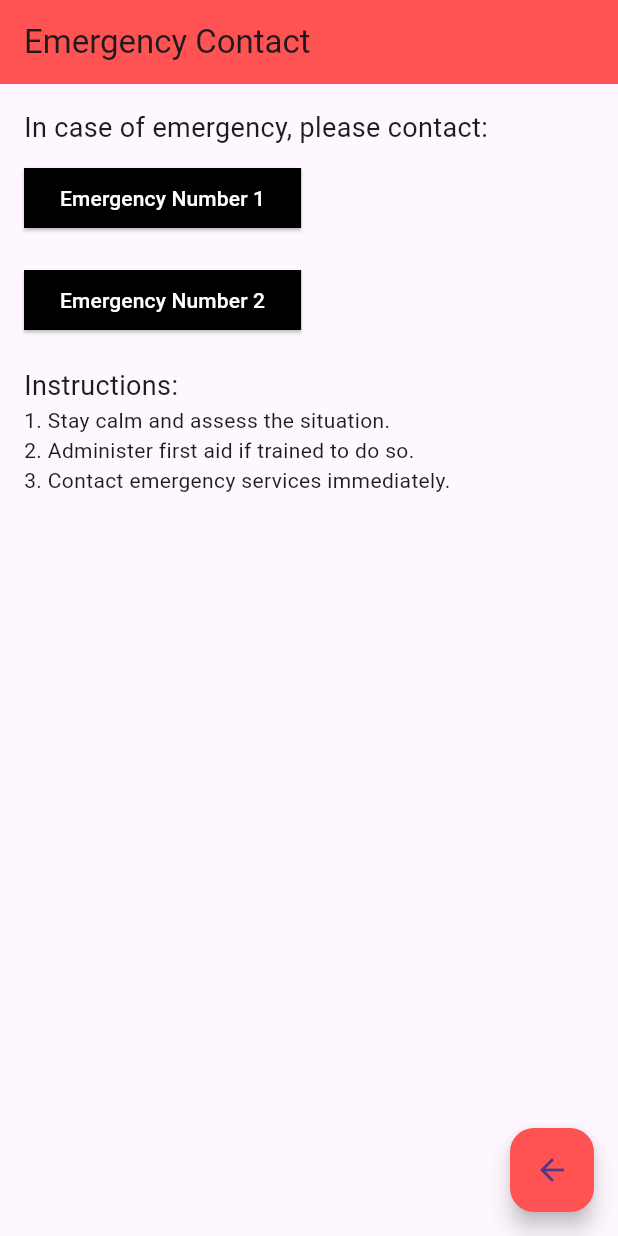
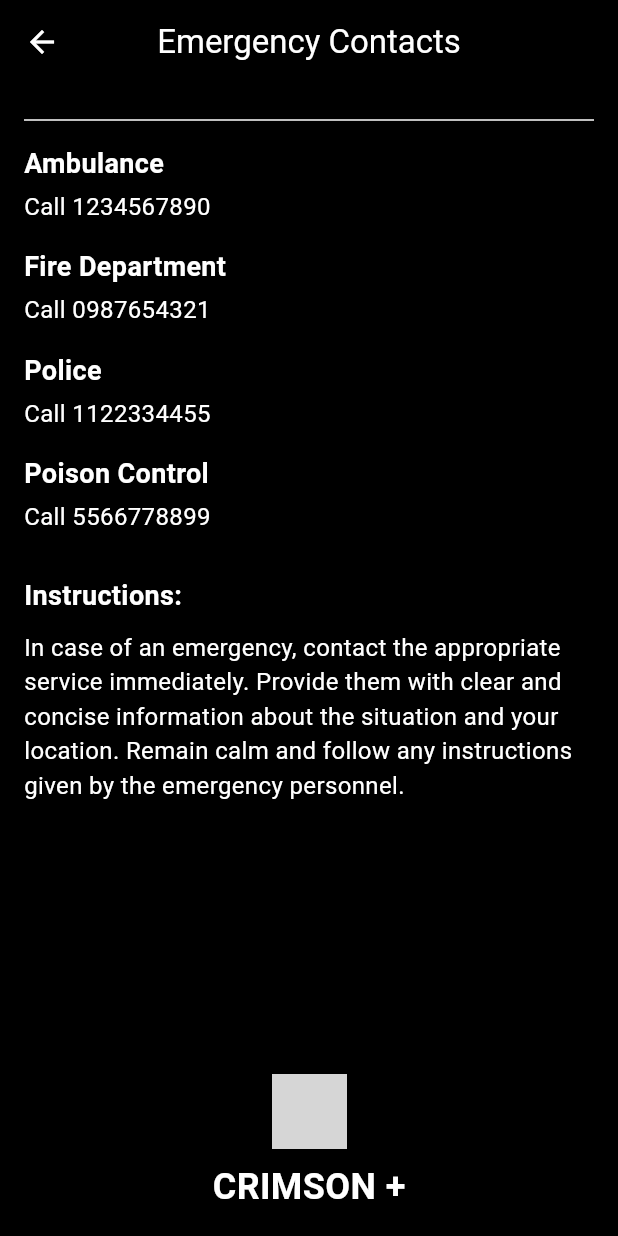
Before and after one commit to NadilDeSilva05/Crimson, a Flutter app: the screen it shows after launch, on a phone screen of 412 x 824 dp. Run offline on Flutter 3.47's test engine with Material 3 defaults, Android fonts, the phone set to English and light mode, and no system bars; our stand-ins replace device_preview; grey boxes are pictures that could not be loaded.

Commit message:
update EmergencyContact UI 3

```diff
--- a/lib/EmergencyContacts/EmergencyContacts.dart
+++ b/lib/EmergencyContacts/EmergencyContacts.dart
@@ -1,84 +1,104 @@
+// ignore_for_file: file_names
+
 import 'package:flutter/material.dart';
 
 class EmergencyContact extends StatelessWidget {
-  const EmergencyContact({Key? key});
+  const EmergencyContact({super.key});
+
+  @override
+  Widget build(BuildContext context) {
+    return MaterialApp(
+      title: 'Crimson+',
+      theme: ThemeData(
+        primarySwatch: Colors.red,
+        scaffoldBackgroundColor: Colors.black,
+      ),
+      home: const EmergencyContactScreen(),
+    );
+  }
+}
+
+class EmergencyContactScreen extends StatelessWidget {
+  const EmergencyContactScreen({super.key});
 
   @override
   Widget build(BuildContext context) {
     return Scaffold(
       appBar: AppBar(
-        title: const Text('Emergency Contact'),
-        backgroundColor: Colors.redAccent, // Set app bar color
+        backgroundColor: Colors.black,
+        leading: IconButton(
+          icon: const Icon(Icons.arrow_back, color: Colors.white),
+          onPressed: () {
+            // Add back button functionality here
+          },
+        ),
+        title: const Text('Emergency Contacts',
+            style: TextStyle(color: Colors.white)),
+        centerTitle: true,
       ),
       body: Padding(
         padding: const EdgeInsets.all(16.0),
         child: Column(
           crossAxisAlignment: CrossAxisAlignment.start,
           children: [
-            const Text(
-              'In case of emergency, please contact:',
-              style: TextStyle(fontSize: 18),
-            ),
-            const SizedBox(height: 10),
-            ElevatedButton(
-              onPressed: () {
-                // Add functionality to call emergency contact number
-              },
-              style: ElevatedButton.styleFrom(
-                backgroundColor:
-                    Colors.black, // Set button background color to black
-                shape: RoundedRectangleBorder(
-                  borderRadius: BorderRadius.circular(0.0), // Square shape
-                ),
-              ),
-              child: const Text(
-                'Emergency Number 1',
-                style:
-                    TextStyle(color: Colors.white), // Set text color to white
-              ),
-            ),
-            const SizedBox(height: 20), // Increase the gap between buttons
-            ElevatedButton(
-              onPressed: () {
-                // Add functionality to call emergency contact number
-              },
-              style: ElevatedButton.styleFrom(
-                backgroundColor:
-                    Colors.black, // Set button background color to black
-                shape: RoundedRectangleBorder(
-                  borderRadius: BorderRadius.circular(0.0), // Square shape
-                ),
-              ),
-              child: const Text(
-                'Emergency Number 2',
-                style:
-                    TextStyle(color: Colors.white), // Set text color to white
-              ),
-            ),
+            const Divider(color: Colors.white),
+            buildEmergencyContact("Ambulance", "Call 1234567890"),
+            buildEmergencyContact("Fire Department", "Call 0987654321"),
+            buildEmergencyContact("Police", "Call 1122334455"),
+            buildEmergencyContact("Poison Control", "Call 5566778899"),
             const SizedBox(height: 20),
             const Text(
               'Instructions:',
-              style: TextStyle(fontSize: 18),
+              style: TextStyle(
+                  color: Colors.white,
+                  fontSize: 18,
+                  fontWeight: FontWeight.bold),
             ),
+            const SizedBox(height: 10),
             const Text(
-              '1. Stay calm and assess the situation.',
+              'In case of an emergency, contact the appropriate service immediately. Provide them with clear and concise information about the situation and your location. Remain calm and follow any instructions given by the emergency personnel.',
+              style: TextStyle(color: Colors.white, fontSize: 16),
             ),
-            const Text(
-              '2. Administer first aid if trained to do so.',
-            ),
-            const Text(
-              '3. Contact emergency services immediately.',
+            const Spacer(),
+            Center(
+              child: Column(
+                children: [
+                  Image.asset(
+                    'assets/logo.png', // Replace with your image asset
+                    height: 50,
+                  ),
+                  const SizedBox(height: 8),
+                  const Text('CRIMSON +',
+                      style: TextStyle(
+                          color: Colors.white,
+                          fontSize: 24,
+                          fontWeight: FontWeight.bold)),
+                ],
+              ),
             ),
           ],
         ),
       ),
-      floatingActionButton: FloatingActionButton(
-        onPressed: () {
-          Navigator.of(context).pop();
-        },
-        tooltip: 'Back',
-        backgroundColor: Colors.redAccent,
-        child: const Icon(Icons.arrow_back), // Set FAB color
+    );
+  }
+
+  Widget buildEmergencyContact(String title, String number) {
+    return Padding(
+      padding: const EdgeInsets.symmetric(vertical: 8.0),
+      child: Column(
+        crossAxisAlignment: CrossAxisAlignment.start,
+        children: [
+          Text(
+            title,
+            style: const TextStyle(
+                color: Colors.white, fontSize: 18, fontWeight: FontWeight.bold),
+          ),
+          const SizedBox(height: 4),
+          Text(
+            number,
+            style: const TextStyle(color: Colors.white, fontSize: 16),
+          ),
+        ],
       ),
     );
   }
```
